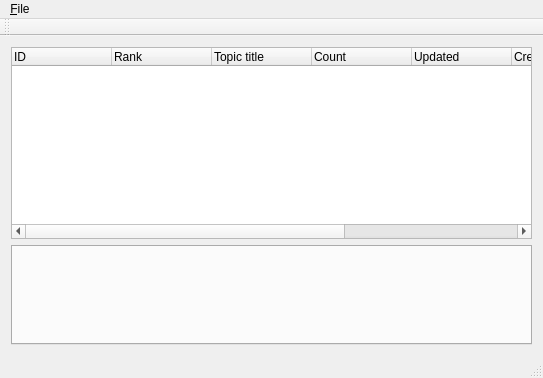
Qt form mainwindow.ui (ottyajp/mona_chaduke) before a commit.
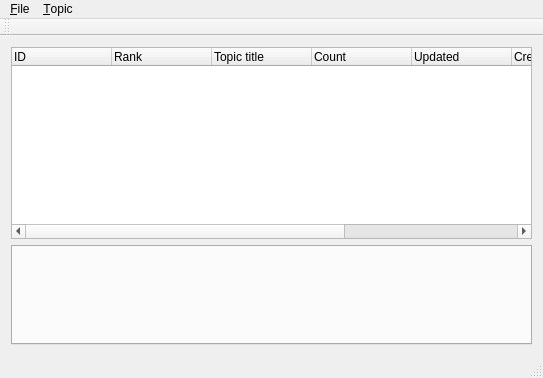
The same form after that commit.

Commit message: トピックリストを拾う

Patch:
```diff
--- a/mainwindow.ui
+++ b/mainwindow.ui
@@ -89,7 +89,14 @@
     <addaction name="separator"/>
     <addaction name="actionQuit_Q"/>
    </widget>
+   <widget class="QMenu" name="menuTopic">
+    <property name="title">
+     <string>&amp;Topic</string>
+    </property>
+    <addaction name="action_Load_topic_list"/>
+   </widget>
    <addaction name="menuFile_F"/>
+   <addaction name="menuTopic"/>
   </widget>
   <widget class="QToolBar" name="mainToolBar">
    <attribute name="toolBarArea">
```
Left out of the diff: 5 changed lines with no effect on the pictures. The commit also changes 2 other files.
